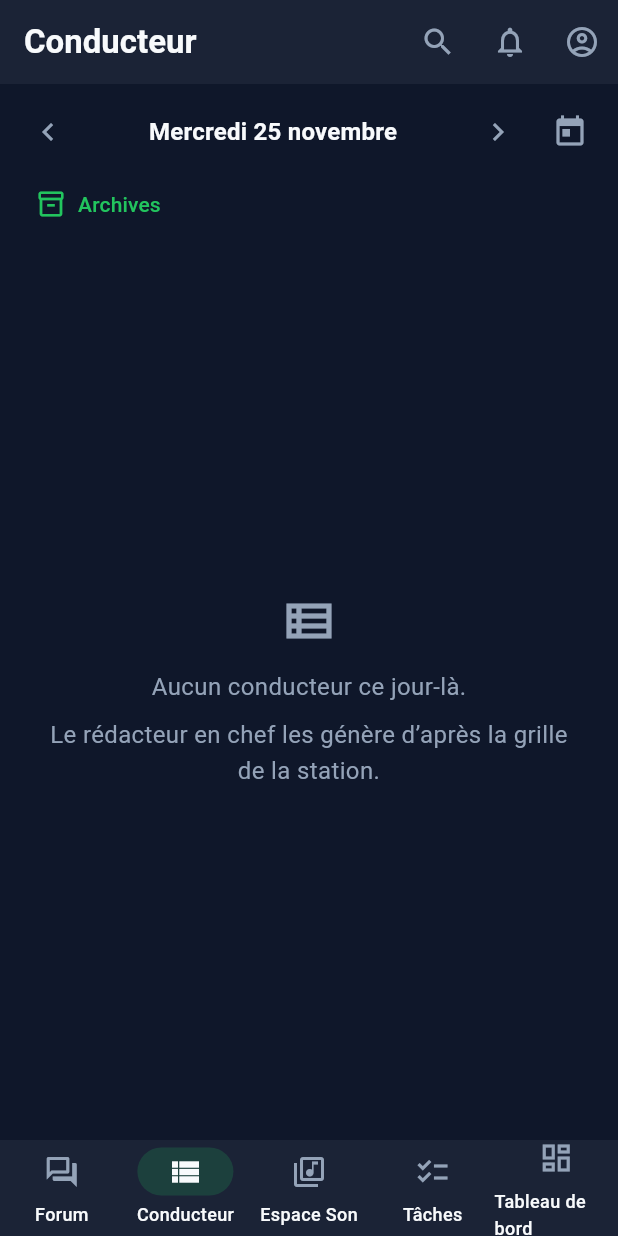
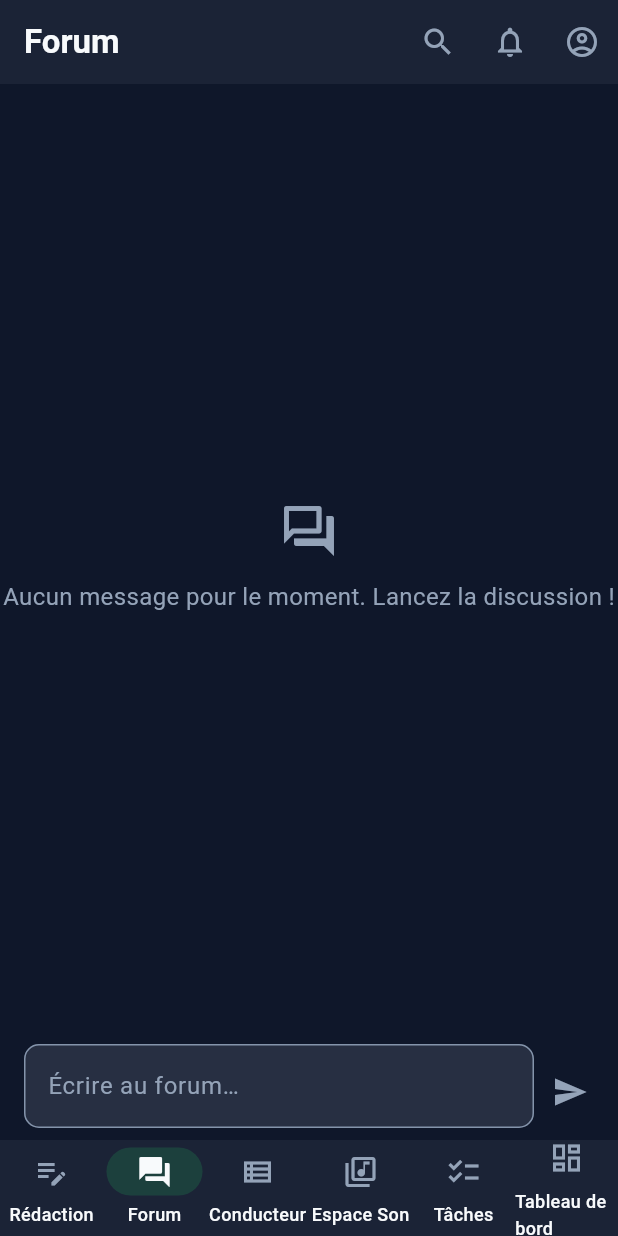
Before and after one commit to chadracklonde/radioflow, a Flutter app: the screen it shows once a user with an empty profile is signed in, item 2 of the bottom bar chosen, on a phone screen of 412 x 824 dp. Run offline on Flutter 3.47's test engine with Material 3 defaults, Android fonts, the phone set to English and light mode, and no system bars; our stand-ins replace connectivity_plus, file_picker, firebase_core, firebase_messaging, flutter_riverpod, go_router and 3 more; missing offline and left inert: excel, sqlite3; accounts and stored records are empty; network calls fail; Roboto replaces fonts that are missing (FiraSans).

Commit message:
feat: Forum libre et section Rédaction
Le Forum devient l'espace de discussion libre (table forum_posts, temps réel).
Les propositions de sujets passent dans la section Rédaction (/redaction).
Le rappel quotidien est un message système du Forum, avec notification push.

```diff
--- a/radio_flow/lib/core/router/app_router.dart
+++ b/radio_flow/lib/core/router/app_router.dart
@@ -11,6 +11,7 @@ import '../../features/conductor/presentation/conductor_screen.dart';
 import '../../features/dashboard/presentation/dashboard_screen.dart';
 import '../../features/archives/presentation/archives_screen.dart';
 import '../../features/forum/presentation/forum_screen.dart';
+import '../../features/forum_chat/presentation/forum_chat_screen.dart';
 import '../../features/search/presentation/search_screen.dart';
 import '../../features/notifications/presentation/notifications_screen.dart';
 import '../../features/tasks/presentation/tasks_screen.dart';
@@ -48,7 +49,7 @@ final routerProvider = Provider<GoRouter>((ref) {
       // Écrans plein écran, au-dessus de la coque de navigation.
       GoRoute(
         parentNavigatorKey: _rootKey,
-        path: '/forum/:proposalId/thread',
+        path: '/redaction/:proposalId/thread',
         builder: (_, state) =>
             ThreadScreen(proposalId: state.pathParameters['proposalId']!),
       ),
@@ -104,7 +105,9 @@ final routerProvider = Provider<GoRouter>((ref) {
                 GoRoute(
                   path: d.path,
                   builder: (_, _) => switch (d.path) {
-                    '/forum' => const ForumScreen(),
+                    // « Rédaction » = propositions de sujets (ForumScreen, nom historique)
+                    '/redaction' => const ForumScreen(),
+                    '/forum' => const ForumChatScreen(),
                     '/conductor' => const ConductorScreen(),
                     '/sound' => const SoundSpaceScreen(),
                     '/tasks' => const TasksScreen(),
--- a/radio_flow/lib/features/conductor/presentation/line_form.dart
+++ b/radio_flow/lib/features/conductor/presentation/line_form.dart
@@ -72,7 +72,7 @@ class _LineFormState extends ConsumerState<_LineForm> {
             ScaffoldMessenger.of(context).showSnackBar(
               const SnackBar(
                 content: Text(
-                  'Ligne ajoutée, mais le sujet n\u2019a pas pu y être lié. Réessayez depuis le Forum.',
+                  'Ligne ajoutée, mais le sujet n\u2019a pas pu y être lié. Réessayez depuis la Rédaction.',
                 ),
               ),
             );
--- a/radio_flow/lib/features/forum/presentation/forum_screen.dart
+++ b/radio_flow/lib/features/forum/presentation/forum_screen.dart
@@ -66,7 +66,7 @@ class _ForumScreenState extends ConsumerState<ForumScreen> {
               loading: () => const Center(child: CircularProgressIndicator()),
               error: (e, _) => _Message(
                 icon: Icons.cloud_off,
-                text: 'Impossible de charger le forum.',
+                text: 'Impossible de charger la rédaction.',
                 action: TextButton(
                   onPressed: () => ref.invalidate(forumProposalsProvider),
                   child: const Text('Réessayer'),
@@ -248,7 +248,7 @@ class _ProposalCard extends ConsumerWidget {
               Align(
                 alignment: Alignment.centerLeft,
                 child: OutlinedButton.icon(
-                  onPressed: () => context.push('/forum/${proposal.id}/thread'),
+                  onPressed: () => context.push('/redaction/${proposal.id}/thread'),
                   icon: const Icon(Icons.forum_outlined),
                   label: const Text('Ouvrir la discussion'),
                 ),
--- /dev/null
+++ b/radio_flow/lib/features/forum_chat/domain/forum_post.dart
@@ -0,0 +1,27 @@
+/// Message du Forum, l'espace de discussion libre de l'équipe.
+/// Les propositions de sujets, elles, sont dans la section « Rédaction ».
+class ForumPost {
+  const ForumPost({
+    required this.id,
+    required this.content,
+    required this.createdAt,
+    this.authorId,
+    this.isSystem = false,
+  });
+
+  final String id;
+
+  /// Null pour un message système (le rappel quotidien, signé « Radio Flow »).
+  final String? authorId;
+  final bool isSystem;
+  final String content;
+  final DateTime createdAt;
+
+  factory ForumPost.fromJson(Map<String, dynamic> json) => ForumPost(
+    id: json['id'] as String,
+    authorId: json['author_id'] as String?,
+    isSystem: (json['is_system'] as bool?) ?? false,
+    content: json['content'] as String,
+    createdAt: DateTime.parse(json['created_at'] as String).toLocal(),
+  );
+}
--- /dev/null
+++ b/radio_flow/lib/features/forum_chat/presentation/forum_chat_screen.dart
@@ -0,0 +1,233 @@
+import 'package:flutter/material.dart';
+import 'package:flutter_riverpod/flutter_riverpod.dart';
+import 'package:intl/intl.dart';
+
+import '../../../core/theme/app_colors.dart';
+import '../../../core/theme/app_theme.dart';
+import '../../auth/data/profile_repository.dart';
+import '../data/forum_chat_repository.dart';
+import '../domain/forum_post.dart';
+
+/// Forum : l'espace où l'on parle de tout et de rien.
+/// Le travail éditorial sérieux (propositions de sujets) se trouve dans « Rédaction ».
+class ForumChatScreen extends ConsumerStatefulWidget {
+  const ForumChatScreen({super.key});
+
+  @override
+  ConsumerState<ForumChatScreen> createState() => _ForumChatScreenState();
+}
+
+class _ForumChatScreenState extends ConsumerState<ForumChatScreen> {
+  final _controller = TextEditingController();
+  bool _sending = false;
+
+  @override
+  void dispose() {
+    _controller.dispose();
+    super.dispose();
+  }
+
+  Future<void> _send(Profile profile) async {
+    final text = _controller.text.trim();
+    if (text.isEmpty || _sending) return;
+    setState(() => _sending = true);
+    try {
+      await ref
+          .read(forumChatRepositoryProvider)
+          .send(authorId: profile.id, content: text);
+      _controller.clear();
+    } catch (_) {
+      if (mounted) {
+        ScaffoldMessenger.of(context).showSnackBar(
+          const SnackBar(
+            content: Text(
+              'Message non envoyé. Vérifiez la connexion et réessayez.',
+            ),
+          ),
+        );
+      }
+    } finally {
+      if (mounted) setState(() => _sending = false);
+    }
+  }
+
+  Future<void> _delete(ForumPost post) async {
+    try {
+      await ref.read(forumChatRepositoryProvider).delete(post.id);
+    } catch (_) {
+      if (mounted) {
+        ScaffoldMessenger.of(context).showSnackBar(
+          const SnackBar(content: Text('Suppression impossible.')),
+        );
+      }
+    }
+  }
+
+  @override
+  Widget build(BuildContext context) {
+    final posts = ref.watch(forumPostsProvider);
+    final profile = ref.watch(profileProvider).value;
+    final names = ref.watch(authorNamesProvider).value ?? const {};
+    final c = context.colors;
+
+    return Scaffold(
+      backgroundColor: Colors.transparent,
+      body: Column(
+        children: [
+          Expanded(
+            child: posts.when(
+              loading: () => const Center(child: CircularProgressIndicator()),
+              error: (e, _) => Center(
+                child: Column(
+                  mainAxisSize: MainAxisSize.min,
+                  children: [
+                    Icon(Icons.cloud_off, size: 40, color: c.mutedForeground),
+                    const SizedBox(height: Space.md),
+                    Text(
+                      'Impossible de charger le forum.',
+                      style: TextStyle(color: c.mutedForeground),
+                    ),
+                    TextButton(
+                      onPressed: () => ref.invalidate(forumPostsProvider),
+                      child: const Text('Réessayer'),
+                    ),
+                  ],
+                ),
+              ),
+              data: (list) {
+                if (list.isEmpty) {
+                  return Center(
+                    child: Column(
+                      mainAxisSize: MainAxisSize.min,
+                      children: [
+                        Icon(
+                          Icons.forum_outlined,
+                          size: 40,
+                          color: c.mutedForeground,
+                        ),
+                        const SizedBox(height: Space.md),
+                        Text(
+                          'Aucun message pour le moment. Lancez la discussion !',
+                          style: TextStyle(color: c.mutedForeground),
+                        ),
+                      ],
+                    ),
+                  );
+                }
+                // Plus récent en bas, comme une conversation.
+                return ListView.separated(
+                  reverse: true,
+                  padding: const EdgeInsets.all(Space.lg),
+                  itemCount: list.length,
+                  separatorBuilder: (_, _) => const SizedBox(height: Space.md),
+                  itemBuilder: (_, i) {
+                    final post = list[i];
+                    final mine =
+                        profile != null && post.authorId == profile.id;
+                    return _PostCard(
+                      post: post,
+                      author: post.isSystem
+                          ? 'Radio Flow'
+                          : (names[post.authorId] ?? 'Auteur inconnu'),
+                      canDelete:
+                          !post.isSystem &&
+                          (mine || (profile?.isAdmin ?? false)),
+                      onDelete: () => _delete(post),
+                    );
+                  },
+                );
+              },
+            ),
+          ),
+          if (profile != null)
+            SafeArea(
+              top: false,
+              child: Padding(
+                padding: const EdgeInsets.fromLTRB(
+                  Space.lg,
+                  Space.sm,
+                  Space.sm,
+                  Space.sm,
+                ),
+                child: Row(
+                  crossAxisAlignment: CrossAxisAlignment.end,
+                  children: [
+                    Expanded(
+                      child: TextField(
+                        controller: _controller,
+                        minLines: 1,
+                        maxLines: 4,
+                        textCapitalization: TextCapitalization.sentences,
+                        decoration: const InputDecoration(
+                          hintText: 'Écrire au forum…',
+                        ),
+                      ),
+                    ),
+                    IconButton(
+                      tooltip: 'Envoyer le message',
+                      onPressed: _sending ? null : () => _send(profile),
+                      icon: const Icon(Icons.send),
+                    ),
+                  ],
+                ),
+              ),
+            ),
+        ],
+      ),
+    );
+  }
+}
+
+class _PostCard extends StatelessWidget {
+  const _PostCard({
+    required this.post,
+    required this.author,
+    required this.canDelete,
+    required this.onDelete,
+  });
+  final ForumPost post;
+  final String author;
+  final bool canDelete;
+  final VoidCallback onDelete;
+
+  @override
+  Widget build(BuildContext context) {
+    final c = context.colors;
+    final text = Theme.of(context).textTheme;
+    return Card(
+      child: Padding(
+        padding: const EdgeInsets.all(Space.lg),
+        child: Column(
+          crossAxisAlignment: CrossAxisAlignment.start,
+          children: [
+            Row(
+              children: [
+                if (post.isSystem) ...[
+                  Icon(
+                    Icons.campaign_outlined,
+                    size: 18,
+                    color: c.mutedForeground,
+                  ),
+                  const SizedBox(width: Space.xs),
+                ],
+                Expanded(child: Text(author, style: text.titleSmall)),
+                Text(
+                  DateFormat('d MMM, HH:mm', 'fr').format(post.createdAt),
+                  style: TextStyle(color: c.mutedForeground, fontSize: 12),
+                ),
+                if (canDelete)
+                  IconButton(
+                    tooltip: 'Supprimer le message',
+                    onPressed: onDelete,
+                    icon: const Icon(Icons.delete_outline, size: 20),
+                  ),
+              ],
+            ),
+            const SizedBox(height: Space.xs),
+            Text(post.content),
+          ],
+        ),
+      ),
+    );
+  }
+}
--- a/radio_flow/lib/features/notifications/data/push_service.dart
+++ b/radio_flow/lib/features/notifications/data/push_service.dart
@@ -132,7 +132,8 @@ final pushServiceProvider = Provider<PushService>(
 /// Écran à ouvrir pour une notification touchée.
 String? routeForNotification(Map<String, String> data) =>
     switch (data['ref_type']) {
-      'proposal' => '/forum',
+      'proposal' => '/redaction',
+      'forum' => '/forum',
       'message' => '/sound',
       _ => null,
     };
--- a/radio_flow/lib/features/notifications/presentation/notifications_screen.dart
+++ b/radio_flow/lib/features/notifications/presentation/notifications_screen.dart
@@ -64,6 +64,8 @@ class _NotificationsScreenState extends ConsumerState<NotificationsScreen> {
   void _open(AppNotification n) {
     switch (n.refType) {
       case 'proposal':
+        context.go('/redaction');
+      case 'forum':
         context.go('/forum');
       case 'message':
         context.go('/sound');
--- a/radio_flow/lib/features/search/presentation/search_screen.dart
+++ b/radio_flow/lib/features/search/presentation/search_screen.dart
@@ -73,9 +73,9 @@ class _SearchScreenState extends ConsumerState<SearchScreen> {
     switch (h.kind) {
       case SearchKind.proposal:
         if (h.proposalApproved) {
-          context.push('/forum/${h.proposalId}/thread');
+          context.push('/redaction/${h.proposalId}/thread');
         } else {
-          context.go('/forum');
+          context.go('/redaction');
         }
       case SearchKind.line:
         context.push('/conductor/${h.conductorId}/line/${h.lineId}');
@@ -83,7 +83,7 @@ class _SearchScreenState extends ConsumerState<SearchScreen> {
         if (h.lineId != null && h.conductorId != null) {
           context.push('/conductor/${h.conductorId}/line/${h.lineId}');
         } else if (h.proposalId != null) {
-          context.push('/forum/${h.proposalId}/thread');
+          context.push('/redaction/${h.proposalId}/thread');
         }
       case SearchKind.sound:
         context.go('/sound');
--- a/radio_flow/lib/shared/layout/destinations.dart
+++ b/radio_flow/lib/shared/layout/destinations.dart
@@ -1,6 +1,6 @@
 import 'package:flutter/material.dart';
 
-/// Les cinq sections principales (maximum conseillé pour une barre de navigation basse).
+/// Les sections principales de l'application.
 class AppDestination {
   const AppDestination(
     this.path,
@@ -19,11 +19,18 @@ class AppDestination {
 
 const appDestinations = <AppDestination>[
   AppDestination(
+    '/redaction',
+    'Rédaction',
+    Icons.edit_note_outlined,
+    Icons.edit_note,
+    'Propositions de sujets et décisions du rédacteur en chef.',
+  ),
+  AppDestination(
     '/forum',
     'Forum',
     Icons.forum_outlined,
     Icons.forum,
-    'Propositions de sujets et décisions du rédacteur en chef.',
+    'Discussion libre de l’équipe : on y parle de tout et de rien.',
   ),
   AppDestination(
     '/conductor',
```
Also changed, not shown: radio_flow/lib/features/forum_chat/data/forum_chat_repository.dart (added, +51 -0 lines), 5 other files.
